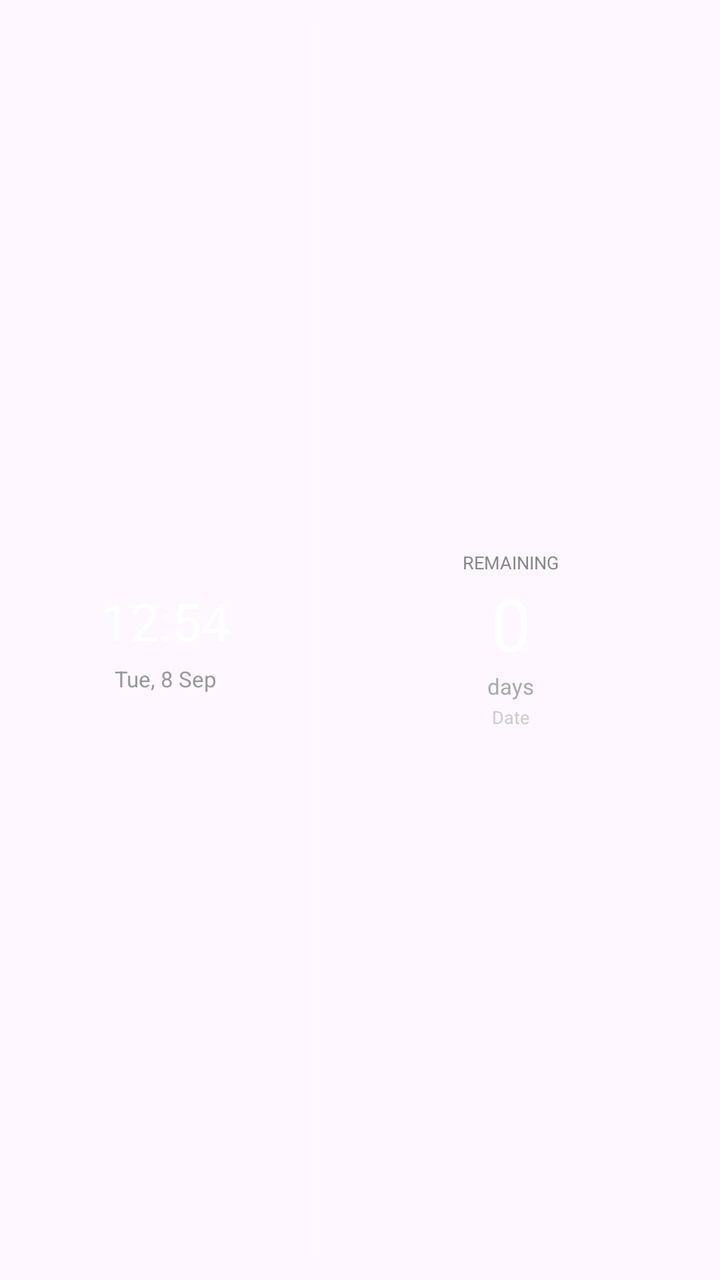
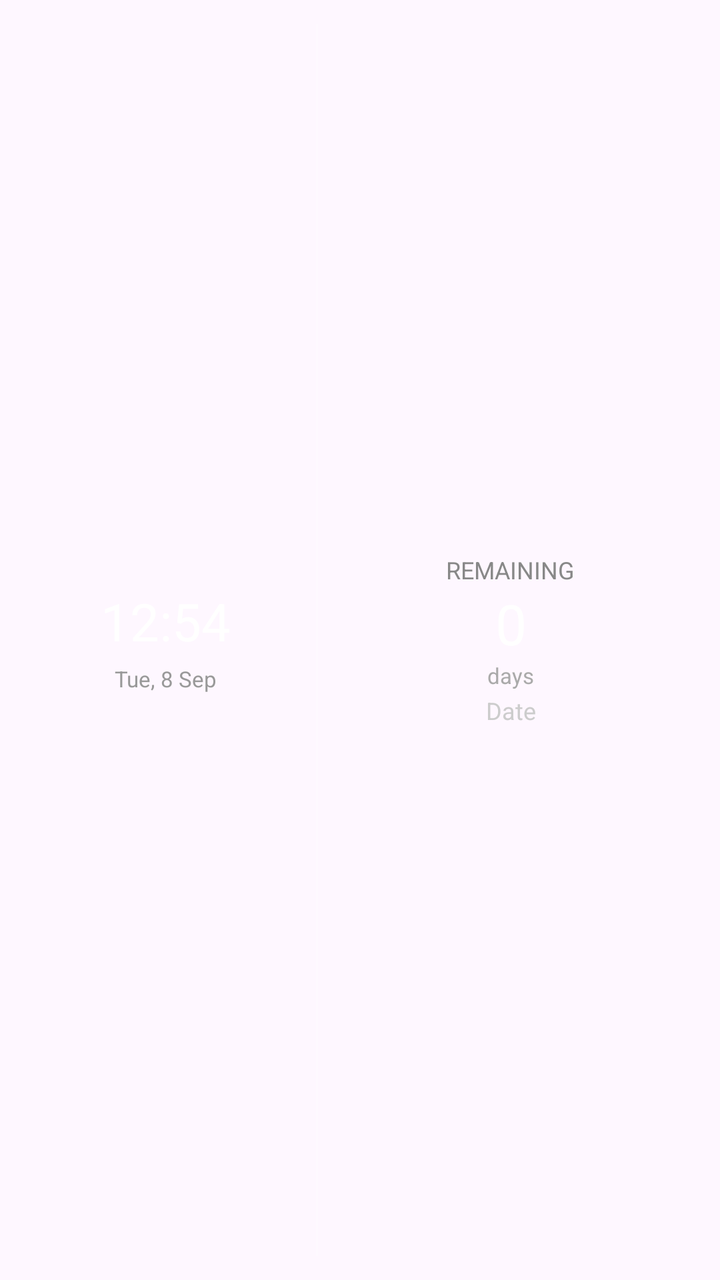

Before-and-after screenshots of an Android layout around one commit, followed by the original layout XML and the change that was made.
<!-- AndroidManifest.xml: application theme Theme.DaysUntil -->
<!-- res/layout/widget_layout.xml -->
<?xml version="1.0" encoding="utf-8"?>
<LinearLayout xmlns:android="http://schemas.android.com/apk/res/android"
    android:id="@+id/widgetContainer"
    android:layout_width="match_parent"
    android:layout_height="match_parent"
    android:orientation="horizontal"
    android:background="@android:color/transparent"
    android:padding="12dp">
    <LinearLayout
        android:id="@+id/widgetClockSection"
        android:layout_width="0dp"
        android:layout_height="match_parent"
        android:layout_weight="1"
        android:orientation="vertical"
        android:gravity="center">
        <TextView android:id="@+id/widgetClock"
            android:layout_width="wrap_content" android:layout_height="wrap_content"
            android:text="12:54" android:textSize="26sp" android:textColor="#FFFFFFFF"/>
        <TextView android:id="@+id/widgetTodayDate"
            android:layout_width="wrap_content" android:layout_height="wrap_content"
            android:text="Tue, 8 Sep" android:textSize="11sp" android:textColor="#FF999999"
            android:layout_marginTop="4dp"/>
    </LinearLayout>
    <ImageView android:layout_width="1dp" android:layout_height="match_parent"
        android:background="#33FFFFFF" android:layout_marginStart="4dp" android:layout_marginEnd="4dp"/>
    <LinearLayout
        android:id="@+id/widgetEventSection"
        android:layout_width="0dp"
        android:layout_height="match_parent"
        android:layout_weight="1.3"
        android:orientation="vertical"
        android:gravity="center">
        <LinearLayout
            android:id="@+id/widgetEvent1Block"
            android:layout_width="match_parent"
            android:layout_height="0dp"
            android:layout_weight="1"
            android:orientation="vertical"
            android:gravity="center">
            <TextView android:id="@+id/widgetLabel"
                android:layout_width="wrap_content" android:layout_height="wrap_content"
                android:text="REMAINING" android:textSize="9sp" android:textColor="#FF888888"
                android:maxLines="1" android:ellipsize="end"/>
            <TextView android:id="@+id/widgetDays"
                android:layout_width="wrap_content" android:layout_height="wrap_content"
                android:text="0" android:textSize="36sp" android:textColor="#FFFFFFFF"/>
            <TextView android:id="@+id/widgetDaysLabel"
                android:layout_width="wrap_content" android:layout_height="wrap_content"
                android:text="days" android:textSize="11sp" android:textColor="#FFAAAAAA"/>
            <TextView android:id="@+id/widgetDate"
                android:layout_width="wrap_content" android:layout_height="wrap_content"
                android:text="Date" android:textSize="9sp" android:textColor="#FFCCCCCC"
                android:layout_marginTop="2dp"/>
        </LinearLayout>
        <ImageView android:id="@+id/widgetEventDivider"
            android:layout_width="match_parent" android:layout_height="1dp"
            android:background="#22FFFFFF" android:visibility="gone"/>
        <LinearLayout
            android:id="@+id/widgetEvent2Block"
            android:layout_width="match_parent"
            android:layout_height="0dp"
            android:layout_weight="1"
            android:orientation="vertical"
            android:gravity="center"
            android:visibility="gone">
            <TextView android:id="@+id/widgetLabel2"
                android:layout_width="wrap_content" android:layout_height="wrap_content"
                android:text="" android:textSize="9sp" android:textColor="#FF888888"
                android:maxLines="1" android:ellipsize="end"/>
            <TextView android:id="@+id/widgetDays2"
                android:layout_width="wrap_content" android:layout_height="wrap_content"
                android:text="0" android:textSize="36sp" android:textColor="#FFFFFFFF"/>
            <TextView android:id="@+id/widgetDaysLabel2"
                android:layout_width="wrap_content" android:layout_height="wrap_content"
                android:text="days" android:textSize="11sp" android:textColor="#FFAAAAAA"/>
            <TextView android:id="@+id/widgetDate2"
                android:layout_width="wrap_content" android:layout_height="wrap_content"
                android:text="" android:textSize="9sp" android:textColor="#FFCCCCCC"
                android:layout_marginTop="2dp"/>
        </LinearLayout>
    </LinearLayout>
</LinearLayout>
<!-- resources referenced by this layout -->
<resources>
  <style name="Theme.DaysUntil" parent="Theme.Material3.DayNight.NoActionBar">
          <item name="colorPrimary">@color/purple_500</item>
          <item name="colorPrimaryVariant">@color/purple_700</item>
          <item name="colorOnPrimary">@color/white</item>
          <item name="android:statusBarColor">@color/purple_700</item>
      </style>
  <color name="purple_500">#FF6750A4</color>
  <color name="purple_700">#FF6750A4</color>
  <color name="white">#FFFFFFFF</color>
</resources>

<!-- the commit's change to res/layout/widget_layout.xml (unified diff, before → after) -->
@@ -39,17 +39,17 @@
             android:gravity="center">
             <TextView android:id="@+id/widgetLabel"
                 android:layout_width="wrap_content" android:layout_height="wrap_content"
-                android:text="REMAINING" android:textSize="9sp" android:textColor="#FF888888"
+                android:text="REMAINING" android:textSize="12sp" android:textColor="#FF888888"
                 android:maxLines="1" android:ellipsize="end"/>
             <TextView android:id="@+id/widgetDays"
                 android:layout_width="wrap_content" android:layout_height="wrap_content"
-                android:text="0" android:textSize="36sp" android:textColor="#FFFFFFFF"/>
+                android:text="0" android:textSize="28sp" android:textColor="#FFFFFFFF"/>
             <TextView android:id="@+id/widgetDaysLabel"
                 android:layout_width="wrap_content" android:layout_height="wrap_content"
                 android:text="days" android:textSize="11sp" android:textColor="#FFAAAAAA"/>
             <TextView android:id="@+id/widgetDate"
                 android:layout_width="wrap_content" android:layout_height="wrap_content"
-                android:text="Date" android:textSize="9sp" android:textColor="#FFCCCCCC"
+                android:text="Date" android:textSize="12sp" android:textColor="#FFCCCCCC"
                 android:layout_marginTop="2dp"/>
         </LinearLayout>
         <ImageView android:id="@+id/widgetEventDivider"
@@ -65,17 +65,17 @@
             android:visibility="gone">
             <TextView android:id="@+id/widgetLabel2"
                 android:layout_width="wrap_content" android:layout_height="wrap_content"
-                android:text="" android:textSize="9sp" android:textColor="#FF888888"
+                android:text="" android:textSize="12sp" android:textColor="#FF888888"
                 android:maxLines="1" android:ellipsize="end"/>
             <TextView android:id="@+id/widgetDays2"
                 android:layout_width="wrap_content" android:layout_height="wrap_content"
-                android:text="0" android:textSize="36sp" android:textColor="#FFFFFFFF"/>
+                android:text="0" android:textSize="28sp" android:textColor="#FFFFFFFF"/>
             <TextView android:id="@+id/widgetDaysLabel2"
                 android:layout_width="wrap_content" android:layout_height="wrap_content"
                 android:text="days" android:textSize="11sp" android:textColor="#FFAAAAAA"/>
             <TextView android:id="@+id/widgetDate2"
                 android:layout_width="wrap_content" android:layout_height="wrap_content"
-                android:text="" android:textSize="9sp" android:textColor="#FFCCCCCC"
+                android:text="" android:textSize="12sp" android:textColor="#FFCCCCCC"
                 android:layout_marginTop="2dp"/>
         </LinearLayout>
     </LinearLayout>
